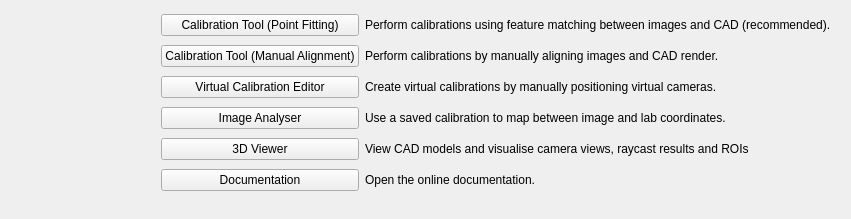
First picture: the form in calcam/ui/launcher.ui, repository euratom-software/calcam, before the edit.
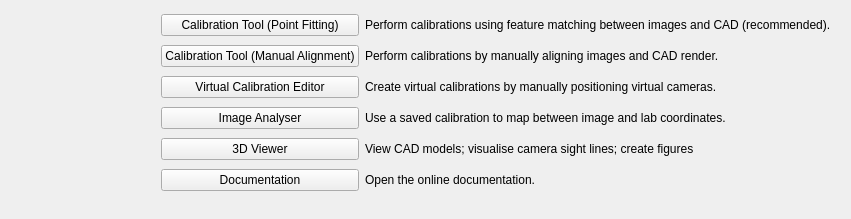
Second picture: the form after the edit.

```diff
--- a/calcam/ui/launcher.ui
+++ b/calcam/ui/launcher.ui
@@ -137,7 +137,7 @@
       <item row="6" column="3">
        <widget class="QLabel" name="label_2">
         <property name="text">
-         <string>View CAD models and visualise camera views, raycast results and ROIs</string>
+         <string>View CAD models; visualise camera sight lines; create figures</string>
         </property>
        </widget>
       </item>
```
